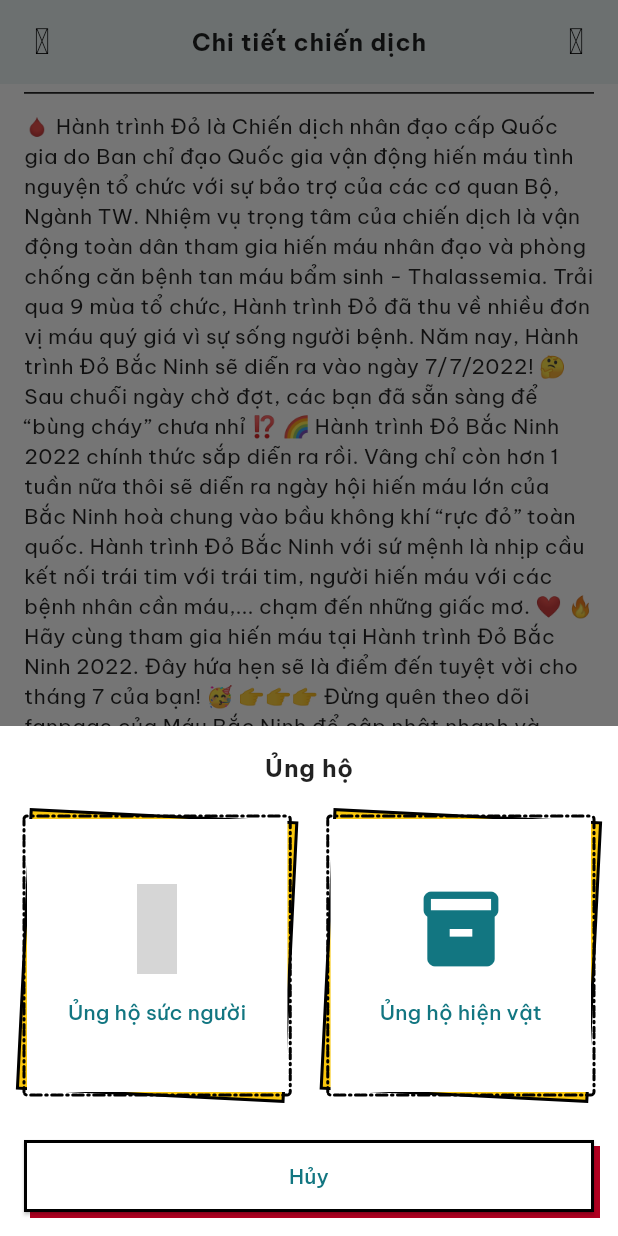
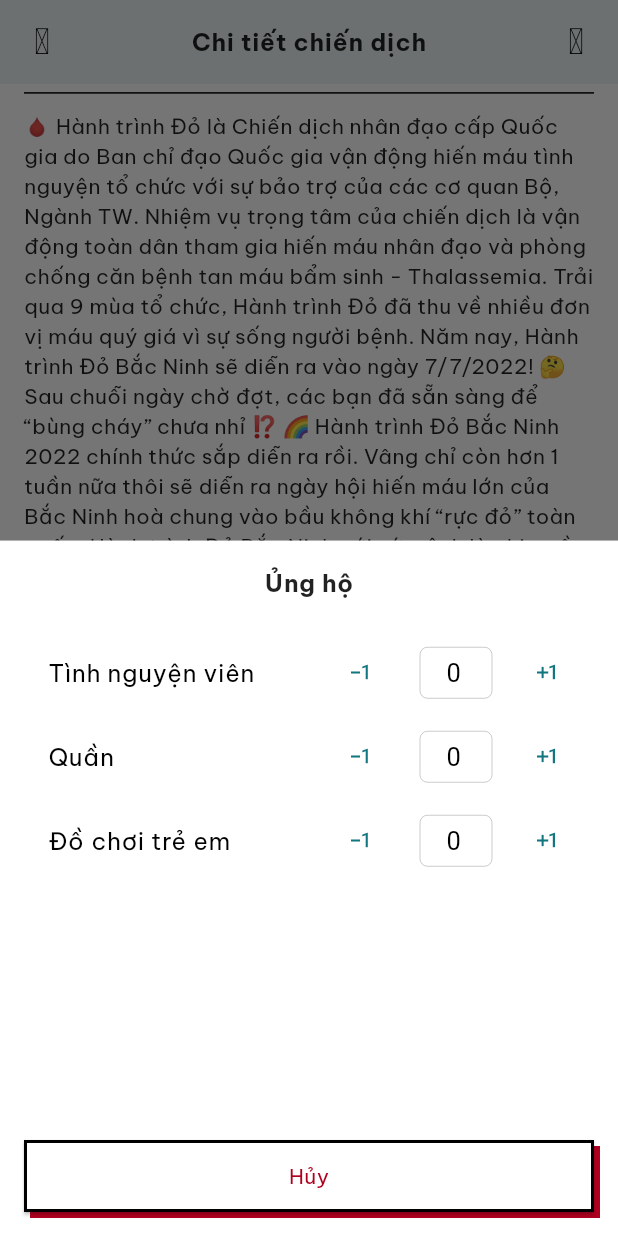
Before and after one commit to definev/freshme, a Flutter app: the CampaignPage screen opened directly, scrolled down 576 dp, after a tap on "Ủng hộ", on a phone screen of 412 x 824 dp. Run offline on Flutter 3.47's test engine with Material 2 defaults, Android fonts, the light colour scheme and no system bars; drawn by our look-alikes of dotted_border, flutter_markdown; our stand-ins replace camera, community_material_icon, dartx, figma_squircle, flex_color_scheme, flutter_animate and 8 more; missing offline and left inert: flextras, google_mlkit_object_detection, indexed, markdown; generated files the repository leaves out were written again; grey boxes are pictures that could not be loaded.

Commit message:
update: clear requirement for donate target unit

```diff
--- a/lib/campaign_detail/model/_default.dart
+++ b/lib/campaign_detail/model/_default.dart
@@ -45,22 +45,28 @@ const _defaultCampaign = DonateCampaign(
   ],
   target: CampaignTarget([
     SingleTarget.between(
+      detail: TargetDetail(
         resource: TargetResource.people,
         name: 'Tình nguyện viên',
         unit: 'người',
+      ),
       lessThan: 10,
       greaterThan: 5,
     ),
     SingleTarget.minimum(
+      detail: TargetDetail(
         resource: TargetResource.item,
         name: 'Quần',
         unit: 'chiếc',
+      ),
       goal: 20,
     ),
     SingleTarget.exact(
+      detail: TargetDetail(
         resource: TargetResource.item,
         name: 'Đồ chơi trẻ em',
         unit: 'chiếc',
+      ),
       goal: 30,
     ),
   ]),
--- a/lib/campaign_detail/model/personal_donate.dart
+++ b/lib/campaign_detail/model/personal_donate.dart
@@ -9,7 +9,7 @@ enum TargetResource { people, item }
 @freezed
 class PersonalDonate with _$PersonalDonate {
   @JsonSerializable(fieldRename: FieldRename.snake)
-  const factory PersonalDonate(List<SingleTargetUnit> targetUnits) =
+  const factory PersonalDonate(List<TargetUnit> targetUnits) =
       _PersonalDonate;
 
   factory PersonalDonate.fromJson(Map<String, dynamic> json) =>
--- a/lib/campaign_detail/model/single_target.dart
+++ b/lib/campaign_detail/model/single_target.dart
@@ -5,30 +5,39 @@ part 'single_target.freezed.dart';
 part 'single_target.g.dart';
 
 @freezed
-class SingleTarget with _$SingleTarget {
+class TargetDetail with _$TargetDetail {
   @JsonSerializable(fieldRename: FieldRename.snake)
-  const factory SingleTarget.exact({
+  const factory TargetDetail({
     required TargetResource resource,
     required String name,
     required String unit,
+  }) = _TargetDetail;
+
+  factory TargetDetail.fromJson(Map<String, dynamic> json) =>
+      _$TargetDetailFromJson(json);
+}
+
+@freezed
+class SingleTarget with _$SingleTarget {
+  const SingleTarget._();
+
+  @JsonSerializable(fieldRename: FieldRename.snake)
+  const factory SingleTarget.exact({
+    required TargetDetail detail,
     required int goal,
     @Default(0) int currentValue,
   }) = _ExactSingleTarget;
 
   @JsonSerializable(fieldRename: FieldRename.snake)
   const factory SingleTarget.minimum({
-    required TargetResource resource,
-    required String name,
-    required String unit,
+    required TargetDetail detail,
     required int goal,
     @Default(0) int currentValue,
   }) = _MinimumSingleTarget;
 
   @JsonSerializable(fieldRename: FieldRename.snake)
   const factory SingleTarget.between({
-    required TargetResource resource,
-    required String name,
-    required String unit,
+    required TargetDetail detail,
     required int greaterThan,
     required int lessThan,
     @Default(0) int currentValue,
@@ -38,20 +47,28 @@ class SingleTarget with _$SingleTarget {
       _$SingleTargetFromJson(json);
 
   static bool softCompare(SingleTarget target, SingleTarget other) {
-    if (target.resource != other.resource) return false;
-    if (target.name != other.name) return false;
+    if (target.detail.resource != other.detail.resource) return false;
+    if (target.detail.name != other.detail.name) return false;
+    if (target.detail.unit != other.detail.unit) return false;
     return true;
   }
+
+  int? get limitNeeded => map(
+        exact: (exact) => exact.goal - exact.currentValue,
+        minimum: (minimum) => null,
+        between: (between) => between.lessThan - between.currentValue,
+      );
 }
 
 @freezed
-class SingleTargetUnit with _$SingleTargetUnit {
+class TargetUnit with _$TargetUnit {
   @JsonSerializable(fieldRename: FieldRename.snake)
-  const factory SingleTargetUnit(
-    SingleTarget target, {
+  const factory TargetUnit(
+    TargetDetail detail, {
     required int unit,
+    int? limit,
   }) = _SingleTargetUnit;
 
-  factory SingleTargetUnit.fromJson(Map<String, dynamic> json) =>
-      _$SingleTargetUnitFromJson(json);
+  factory TargetUnit.fromJson(Map<String, dynamic> json) =>
+      _$TargetUnitFromJson(json);
 }
--- a/lib/campaign_detail/page/campaign_page.dart
+++ b/lib/campaign_detail/page/campaign_page.dart
@@ -6,7 +6,7 @@ import 'package:flutter_riverpod/flutter_riverpod.dart';
 import 'package:freshme/campaign_detail/controller/campaign_controller.dart';
 import 'package:freshme/campaign_detail/utils/custom_md.dart';
 import 'package:freshme/campaign_detail/widgets/campaign_header.dart';
-import 'package:freshme/fresh_items/fresh_items_dialog.dart';
+import 'package:freshme/campaign_detail/widgets/donation_items_dialog.dart';
 import 'package:freshme/fresh_widget/dotted_button.dart';
 import 'package:freshme/fresh_widget/fresh_frame.dart';
 import 'package:url_launcher/url_launcher.dart';
@@ -140,7 +140,10 @@ class _CampaignPageState extends ConsumerState<CampaignPage> {
                     onPressed: () {
                       showModalBottomSheet(
                         context: context,
-                        builder: (_) => FreshItemsDialog(context),
+                        builder: (_) => DonationItemsDialog(
+                          context,
+                          campaignId: widget.id,
+                        ),
                         backgroundColor: Colors.transparent,
                         constraints: const BoxConstraints.expand(height: 500),
                       );
--- /dev/null
+++ b/lib/campaign_detail/widgets/donation_items_dialog.dart
@@ -0,0 +1,377 @@
+import 'package:flutter/cupertino.dart';
+import 'package:flutter/material.dart';
+import 'package:flutter/services.dart';
+import 'package:flutter_animate/num_duration_extensions.dart';
+import 'package:flutter_hooks/flutter_hooks.dart';
+import 'package:freshme/campaign_detail/controller/campaign_controller.dart';
+import 'package:freshme/campaign_detail/model/single_target.dart';
+import 'package:freshme/fresh_widget/dotted_button.dart';
+import 'package:freshme/fresh_widget/fresh_snack_bar.dart';
+import 'package:gap/gap.dart';
+import 'package:hooks_riverpod/hooks_riverpod.dart';
+import 'package:dartx/dartx.dart';
+
+final _errorMessageProvider = StateProvider.autoDispose<String?>((_) => null);
+final _targetUnitsProvider =
+    StateProvider.autoDispose.family<List<TargetUnit>, String>(
+  (ref, campaignId) {
+    final campaignDetails = ref.watch(campaignControllerProvider(campaignId));
+    final data = campaignDetails.mapOrNull((data) => data);
+    if (data == null) return [];
+
+    return data //
+        .target
+        .list
+        .where(
+          (t) => t.map(
+            exact: (exact) => exact.currentValue < exact.goal,
+            minimum: (minimum) => true,
+            between: (between) => between.currentValue <= between.lessThan,
+          ),
+        )
+        .map(
+          (t) => TargetUnit(
+            t.detail,
+            unit: 0,
+            limit: t.limitNeeded,
+          ),
+        )
+        .toList();
+  },
+);
+
+extension on List<TargetUnit> {
+  bool get canSubmit {
+    return fold(false, (prev, target) {
+      if (prev) return true;
+      return target.unit > 0;
+    });
+  }
+}
+
+class DonationItemsDialog extends HookConsumerWidget {
+  const DonationItemsDialog(
+    this.prevContext, {
+    super.key,
+    required this.campaignId,
+  });
+
+  final BuildContext prevContext;
+  final String campaignId;
+
+  @override
+  Widget build(BuildContext context, WidgetRef ref) {
+    final theme = Theme.of(context);
+    final isMounted = useIsMounted();
+
+    ref.listen<String?>(
+      _errorMessageProvider,
+      (previous, next) {
+        if (next != null) {
+          ScaffoldMessenger.of(context).showSnackBar(
+            FreshSnackBar.getSnackBar(
+              title: Text.rich(
+                TextSpan(
+                  children: next //
+                      .split(':')
+                      .mapIndexed(
+                        (index, text) => TextSpan(
+                          text: index == 0 ? '$text:' : text,
+                          style: theme //
+                              .textTheme
+                              .bodyMedium!
+                              .copyWith(
+                            color: theme.colorScheme.error,
+                            fontWeight: index == 0 ? FontWeight.bold : null,
+                            decoration:
+                                index == 0 ? TextDecoration.underline : null,
+                          ),
+                        ),
+                      )
+                      .toList(),
+                ),
+              ),
+              padding: const EdgeInsets.only(bottom: 62),
+            ),
+          );
+          Future.delayed(
+            1200.ms,
+            () {
+              if (!isMounted()) return;
+              ScaffoldMessenger.of(context).clearSnackBars();
+              ref.read(_errorMessageProvider.notifier).state = null;
+            },
+          );
+        }
+      },
+    );
+
+    return Scaffold(
+      body: SafeArea(
+        top: false,
+        child: ColoredBox(
+          color: theme.scaffoldBackgroundColor,
+          child: Padding(
+            padding: const EdgeInsets.all(16),
+            child: Column(
+              children: [
+                Text(
+                  'Ủng hộ',
+                  style: theme //
+                      .textTheme
+                      .bodyLarge!
+                      .copyWith(fontWeight: FontWeight.bold),
+                ),
+                const Gap(20),
+                Expanded(
+                  child: AnimatedSwitcher(
+                    duration: 400.ms,
+                    switchInCurve: Curves.easeIn,
+                    switchOutCurve: Curves.easeOut,
+                    child: Theme(
+                      data: Theme.of(context).copyWith(
+                        textButtonTheme: TextButtonThemeData(
+                          style: TextButton.styleFrom(
+                            padding: EdgeInsets.zero,
+                          ),
+                        ),
+                      ),
+                      child: TargetUnitListView(campaignId),
+                    ),
+                  ),
+                ),
+                const Gap(30),
+                BottomButtons(campaignId),
+              ],
+            ),
+          ),
+        ),
+      ),
+    );
+  }
+}
+
+class BottomButtons extends ConsumerWidget {
+  const BottomButtons(
+    this.campaignId, {
+    Key? key,
+  }) : super(key: key);
+
+  final String campaignId;
+
+  @override
+  Widget build(BuildContext context, WidgetRef ref) {
+    final theme = Theme.of(context);
+    final md = MediaQuery.of(context);
+    final canSubmit = ref.watch(
+      _targetUnitsProvider(campaignId).select((value) {
+        return value.canSubmit;
+      }),
+    );
+
+    return Row(
+      children: [
+        AnimatedSize(
+          duration: 400.ms,
+          clipBehavior: Clip.none,
+          curve: Curves.ease,
+          child: SizedBox(
+            width: canSubmit
+                ? (md.size.width - 32 - 10) * 0.5
+                : md.size.width - 32,
+            child: FreshDottedButton(
+              outterColor: theme.colorScheme.error,
+              innerColor: theme.colorScheme.error,
+              outterBordered: false,
+              child: Text(
+                'Hủy',
+                style: theme //
+                    .textTheme
+                    .bodyMedium!
+                    .copyWith(color: theme.colorScheme.error),
+              ),
+              onPressed: () => Navigator.pop(context),
+            ),
+          ),
+        ),
+        AnimatedSize(
+          duration: 400.ms,
+          clipBehavior: Clip.none,
+          curve: Curves.ease,
+          child: Padding(
+            padding:
+                !canSubmit ? EdgeInsets.zero : const EdgeInsets.only(left: 10),
+            child: SizedBox(
+              width: canSubmit ? (md.size.width - 32 - 10) * 0.5 : 0,
+              child: FreshDottedButton(
+                outterColor: theme.colorScheme.primary,
+                innerColor: theme.colorScheme.primary,
+                outterBordered: false,
+                child: const Text('Xác nhận'),
+                // TODO(definev): open check screen, and push data to server
+                // Set state of donation order to 'processing'
+                // Organization contact back to user to confirm the donation
+                // if they are not sure, they can cancel the donation
+                // if they are sure, they can confirm the donation, set the state to 'completed'
+                // if state is 'completed', update the campaign's target unit
+                // When organization receives donation, set state to 'done'
+                onPressed: () => Navigator.pop(context),
+              ),
+            ),
+          ),
+        ),
+      ],
+    );
+  }
+}
+
+class TargetUnitListView extends HookConsumerWidget {
+  const TargetUnitListView(this.campaignId, {super.key});
+
+  final String campaignId;
+
+  bool _setNewTargetValue(WidgetRef ref, int index, int unit) {
+    if (unit < 0) return false;
+    final targetUnitsNotifier =
+        ref.watch(_targetUnitsProvider(campaignId).notifier);
+
+    var newValue = targetUnitsNotifier.state;
+    newValue[index] = newValue[index].copyWith(unit: unit);
+    targetUnitsNotifier.state = List.from(newValue);
+    return true;
+  }
+
+  @override
+  Widget build(BuildContext context, WidgetRef ref) {
+    final targetUnits = ref.watch(_targetUnitsProvider(campaignId));
+
+    return ListView.builder(
+      itemBuilder: (context, index) {
+        return HookBuilder(
+          builder: (context) {
+            final textController = useTextEditingController(text: '0');
+
+            return ListTile(
+              contentPadding: const EdgeInsets.only(left: 16),
+              title: Text(targetUnits[index].detail.name),
+              trailing: Row(
+                mainAxisSize: MainAxisSize.min,
+                children: [
+                  TextButton(
+                    onPressed: () {
+                      final valid = _checkValidUnit(
+                        ref,
+                        targetUnits[index],
+                        targetUnits[index].unit - 1,
+                      );
+                      if (valid == false) return;
+
+                      _updateUnitText(
+                        index,
+                        ref: ref,
+                        textController: textController,
+                        unit: targetUnits[index].unit - 1,
+                      );
+                    },
+                    child: const Icon(Icons.exposure_minus_1),
+                  ),
+                  const Gap(8),
+                  SizedBox(
+                    width: 48,
+                    child: CupertinoTextField(
+                      controller: textController,
+                      textAlign: TextAlign.center,
+                      inputFormatters: [
+                        FilteringTextInputFormatter.allow(
+                          RegExp(r'^[0-9]*$'),
+                        ),
+                        if (targetUnits[index].limit != null)
+                          ValueLimitingTextInputFormatter(
+                            targetUnits[index].limit!,
+                            ref,
+                          ),
+                      ],
+                      onChanged: (value) {
+                        final unit = int.tryParse(value);
+                        if (unit == null) return;
+                        _setNewTargetValue(ref, index, unit);
+                      },
+                      keyboardType: TextInputType.number,
+                    ),
+                  ),
+                  const Gap(4),
+                  TextButton(
+                    onPressed: () {
+                      final valid = _checkValidUnit(
+                        ref,
+                        targetUnits[index],
+                        targetUnits[index].unit + 1,
+                      );
+                      if (valid == false) return;
+
+                      _updateUnitText(
+                        index,
+                        ref: ref,
+                        textController: textController,
+                        unit: targetUnits[index].unit + 1,
+                      );
+                    },
+                    child: const Icon(Icons.exposure_plus_1),
+                  ),
+                ],
+              ),
+            );
+          },
+        );
+      },
+      itemCount: targetUnits.length,
+    );
+  }
+
+  void _updateUnitText(
+    int index, {
+    required WidgetRef ref,
+    required TextEditingController textController,
+    required int unit,
+  }) {
+    final setted = _setNewTargetValue(ref, index, unit);
+    if (setted == false) return;
+    textController.text = unit.toString();
+  }
+
+  bool _checkValidUnit(WidgetRef ref, TargetUnit targetUnit, int newUnit) {
+    final limit = targetUnit.limit;
+    if (newUnit < 0) {
+      ref.read(_errorMessageProvider.notifier).state =
+          '${targetUnit.detail.name}: Số lượng phải lớn hơn 0';
+      return false;
+    }
+    if (limit == null) return true;
+    if (newUnit > limit) {
+      ref.read(_errorMessageProvider.notifier).state =
+          '${targetUnit.detail.name}: Vượt quá giới hạn';
+      return false;
+    }
+
+    return true;
+  }
+}
+
+class ValueLimitingTextInputFormatter extends TextInputFormatter {
+  ValueLimitingTextInputFormatter(this.limit, this.ref);
+  final int limit;
+  final WidgetRef ref;
+
+  @override
+  TextEditingValue formatEditUpdate(
+    TextEditingValue oldValue,
+    TextEditingValue newValue,
+  ) {
+    int value = int.tryParse(newValue.text) ?? int.tryParse(oldValue.text) ?? 0;
+    if (value > limit) {
+      ref.read(_errorMessageProvider.notifier).state = 'Vượt quá giới hạn';
+      return oldValue;
+    }
+    return newValue;
+  }
+}
--- a/lib/fresh_items/fresh_items_dialog.dart
+++ /dev/null
@@ -1,170 +0,0 @@
-import 'package:community_material_icon/community_material_icon.dart';
-import 'package:flutter/material.dart';
-import 'package:flutter_animate/num_duration_extensions.dart';
-import 'package:flutter_hooks/flutter_hooks.dart';
-import 'package:freshme/fresh_widget/dotted_button.dart';
-import 'package:freshme/fresh_widget/fresh_frame.dart';
-import 'package:gap/gap.dart';
-
-enum _DonateType { people, item }
-
-class FreshItemsDialog extends HookWidget {
-  const FreshItemsDialog(this.prevContext, {super.key});
-
-  final BuildContext prevContext;
-
-  @override
-  Widget build(BuildContext context) {
-    final theme = Theme.of(context);
-    final md = MediaQuery.of(prevContext);
-
-    final expanded = useState(false);
-    final donateType = useState<_DonateType?>(null);
-
-    return Column(
-      children: [
-        Expanded(
-          child: GestureDetector(
-            onTap: () => Navigator.pop(context),
-            child: const SizedBox.expand(
-              child: ColoredBox(color: Colors.transparent),
-            ),
-          ),
-        ),
-        AnimatedContainer(
-          duration: 300.ms,
-          curve: Curves.ease,
-          constraints: BoxConstraints.tightFor(
-            height: expanded.value ? 500 - md.viewPadding.vertical : 340,
-          ),
-          child: ColoredBox(
-            color: theme.scaffoldBackgroundColor,
-            child: Padding(
-              padding: const EdgeInsets.all(16),
-              child: Column(
-                children: [
-                  Text(
-                    'Ủng hộ',
-                    style: theme //
-                        .textTheme
-                        .bodyLarge!
-                        .copyWith(fontWeight: FontWeight.bold),
-                  ),
-                  const Gap(20),
-                  Expanded(
-                    child: AnimatedSwitcher(
-                      duration: 150.ms,
-                      switchInCurve: Curves.easeIn,
-                      switchOutCurve: Curves.easeOut,
-                      child: _buildContentView(
-                        theme,
-                        donateType: donateType,
-                        expanded: expanded,
-                      ),
-                    ),
-                  ),
-                  const Gap(30),
-                  FreshDottedButton(
-                    outterColor: theme.colorScheme.error,
-                    innerColor: theme.colorScheme.error,
-                    outterBordered: false,
-                    child: const Text('Hủy'),
-                    onPressed: () => Navigator.pop(context),
-                  ),
-                ],
-              ),
-            ),
-          ),
-        ),
-      ],
-    );
-  }
-
-  Widget _buildContentView(
-    ThemeData theme, {
-    required ValueNotifier<bool> expanded,
-    required ValueNotifier<_DonateType?> donateType,
-  }) {
-    switch (donateType.value) {
-      case _DonateType.item:
-        return const SizedBox();
-      case _DonateType.people:
-        return Column(
-          children: const [
-            Text('Hello'),
-          ],
-        );
-      case null:
-        return Row(
-          children: [
-            Expanded(
-              child: _DonateTypeChoiceCard(
-                icon: CommunityMaterialIcons.head,
-                onPressed: () {
-                  expanded.value = true;
-                  donateType.value = _DonateType.people;
-                },
-                title: 'Ủng hộ sức người',
-              ),
-            ),
-            const Gap(25),
-            Expanded(
-              child: _DonateTypeChoiceCard(
-                icon: Icons.inventory,
-                onPressed: () {
-                  expanded.value = true;
-                  donateType.value = _DonateType.item;
-                },
-                title: 'Ủng hộ hiện vật',
-              ),
-            ),
-          ],
-        );
-    }
-  }
-}
-
-class _DonateTypeChoiceCard extends StatelessWidget {
-  const _DonateTypeChoiceCard({
-    Key? key,
-    required this.onPressed,
-    required this.icon,
-    required this.title,
-  }) : super(key: key);
-
-  final VoidCallback onPressed;
-  final IconData icon;
-  final String title;
-
-  @override
-  Widget build(BuildContext context) {
-    final theme = Theme.of(context);
-
-    return FreshFrame(
-      angle: FreshAngle.balance,
-      padding: EdgeInsets.zero,
-      noise: 0.09,
-      child: ElevatedButton(
-        onPressed: onPressed,
-        style: ElevatedButton.styleFrom(
-          shape: const RoundedRectangleBorder(),
-          shadowColor: Colors.transparent,
-          padding: EdgeInsets.zero,
-        ),
-        child: Column(
-          mainAxisAlignment: MainAxisAlignment.center,
-          crossAxisAlignment: CrossAxisAlignment.center,
-          children: [
-            Icon(
-              icon,
-              size: 60,
-              color: theme.colorScheme.primary,
-            ),
-            const Gap(16),
-            Center(child: Text(title, textAlign: TextAlign.center)),
-          ],
-        ),
-      ),
-    );
-  }
-}
--- a/pubspec.yaml
+++ b/pubspec.yaml
@@ -19,6 +19,7 @@ dependencies:
   camera: ^0.9.8+1
   community_material_icon: ^5.9.55
   cupertino_icons: ^1.0.2
+  dartx: ^1.1.0
   dotted_border: ^2.0.0+2
   figma_squircle: ^0.5.3
   flex_color_scheme: ^5.0.1
@@ -34,6 +35,7 @@ dependencies:
   gap: ^2.0.0
   google_fonts: ^3.0.1
   google_mlkit_object_detection: ^0.4.0
+  hooks_riverpod: ^2.0.0-dev.9
   indexed: ^0.0.8
   line_icons: ^2.0.1
   markdown: ^5.0.0
```
Also changed, not shown: lib/campaign_detail/widgets/campaign_target_widget.dart (+8 -8 lines), lib/fresh_widget/fresh_snack_bar.dart (added, +68 -0 lines), pubspec.lock. Lines whose indentation alone changed are shown as unchanged.
